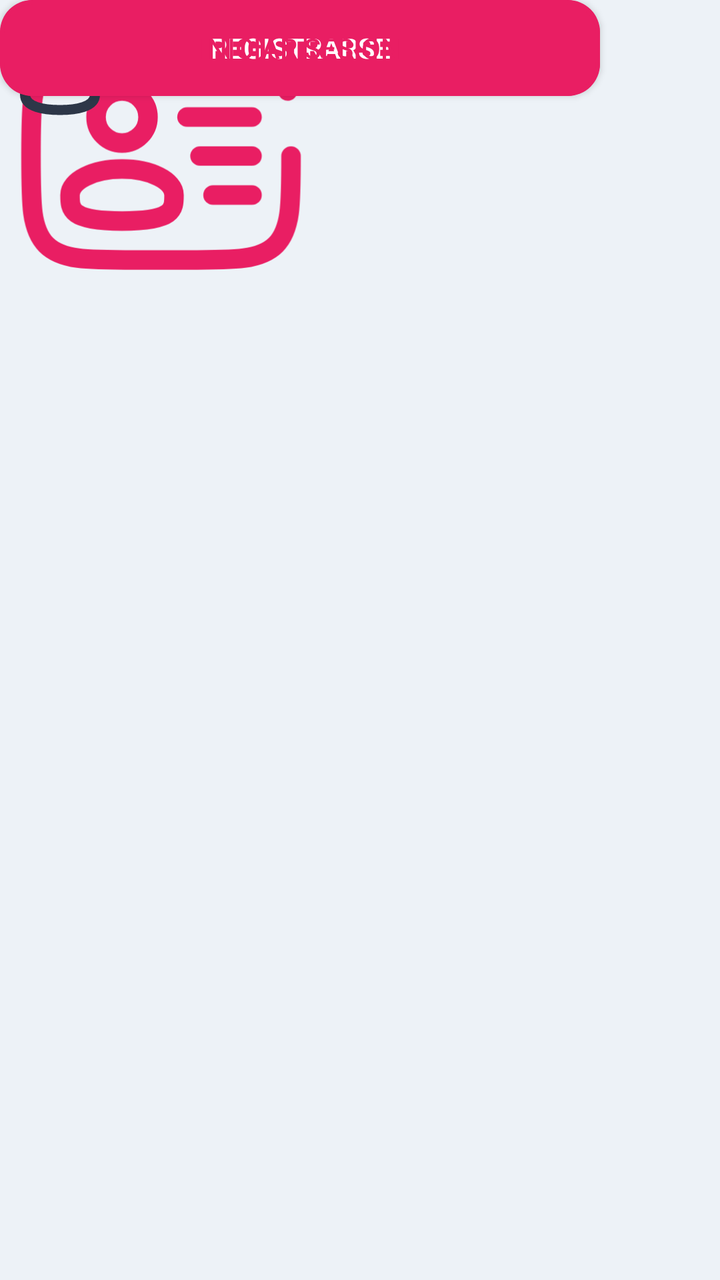
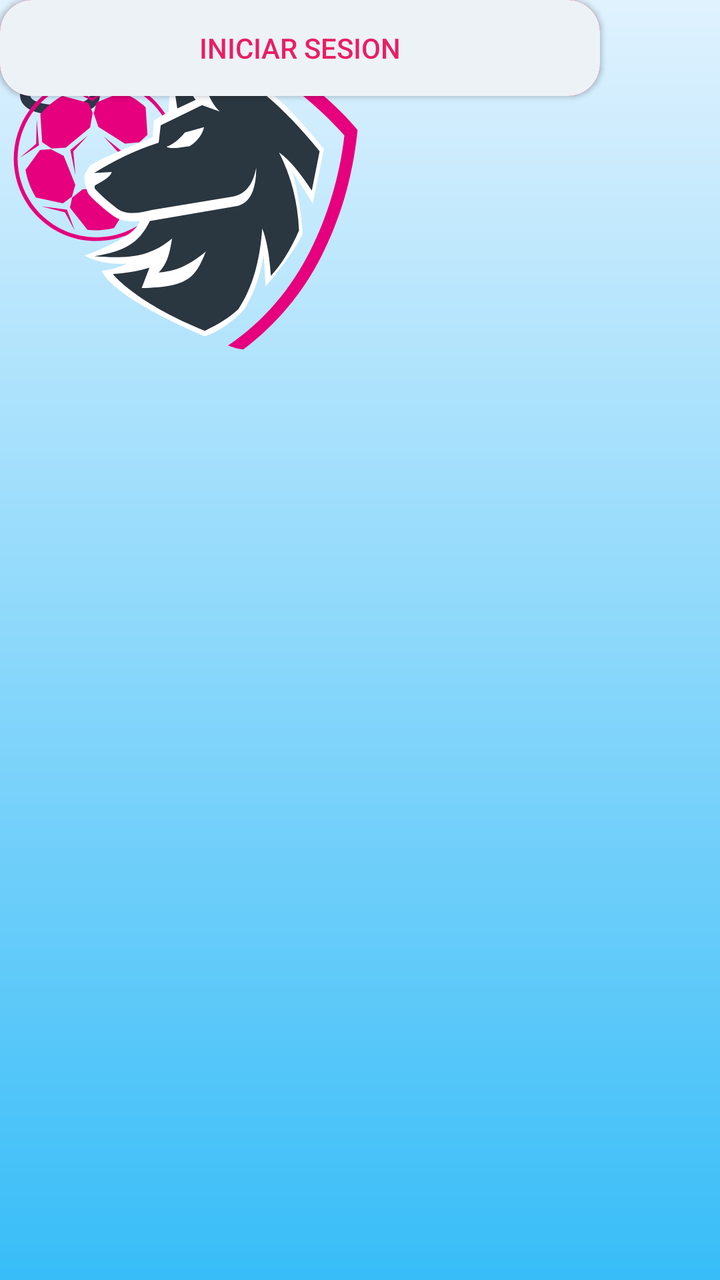

The first picture is an Android layout as it rendered before a commit; the second is the same layout after the commit. The layout source and the unified diff follow.
<!-- AndroidManifest.xml: application theme Theme.AppCompat.NoActionBar -->
<!-- res/layout/activity_main.xml -->
<?xml version="1.0" encoding="utf-8"?>
<androidx.constraintlayout.widget.ConstraintLayout xmlns:android="http://schemas.android.com/apk/res/android"
    xmlns:app="http://schemas.android.com/apk/res-auto"
    xmlns:tools="http://schemas.android.com/tools"
    android:id="@+id/main"
    android:layout_width="match_parent"
    android:layout_height="match_parent"
    tools:context=".MainActivity"
    android:background="#EDF2F7">

    <EditText
        android:id="@+id/editTextTextEmailAddress"
        android:layout_width="wrap_content"
        android:layout_height="wrap_content"
        android:ems="10"
        android:hint="Email"
        android:inputType="textEmailAddress"
        android:textColorHint="#2D3748"
        tools:layout_editor_absoluteX="133dp"
        tools:layout_editor_absoluteY="251dp" />

    <ImageView
        android:id="@+id/imageView2"
        android:layout_width="161dp"
        android:layout_height="156dp"
        app:srcCompat="@drawable/usuario"
        tools:layout_editor_absoluteX="125dp"
        tools:layout_editor_absoluteY="60dp" />

    <ImageView
        android:id="@+id/imageView3"
        android:layout_width="60dp"
        android:layout_height="60dp"
        app:srcCompat="@drawable/correo_inactivo"
        tools:layout_editor_absoluteX="63dp"
        tools:layout_editor_absoluteY="243dp" />

    <ImageView
        android:id="@+id/imageView4"
        android:layout_width="60dp"
        android:layout_height="60dp"
        app:srcCompat="@drawable/contrasena_inactiva"
        tools:layout_editor_absoluteX="63dp"
        tools:layout_editor_absoluteY="339dp" />

    <Button
        android:id="@+id/button"
        android:layout_width="300dp"
        android:layout_height="wrap_content"
        android:background="@drawable/boton_registro"
        android:text="Registrarse"
        tools:layout_editor_absoluteX="55dp"
        tools:layout_editor_absoluteY="424dp" />

    <Button
        android:id="@+id/button2"
        android:layout_width="300dp"
        android:layout_height="wrap_content"
        android:background="@drawable/boton_inicio_sesion"
        android:text="Iniciar Sesion"
        android:textColor="#E91E63"
        tools:layout_editor_absoluteX="55dp"
        tools:layout_editor_absoluteY="484dp" />

    <EditText
        android:id="@+id/editTextTextPassword"
        android:layout_width="wrap_content"
        android:layout_height="wrap_content"
        android:ems="10"
        android:hint="Password"
        android:inputType="textPassword"
        android:textColorHint="#2D3748"
        tools:layout_editor_absoluteX="133dp"
        tools:layout_editor_absoluteY="354dp" />

</androidx.constraintlayout.widget.ConstraintLayout>
<!-- resources referenced by this layout -->
<resources>
  <!-- drawable boton_inicio_sesion (drawable) -->
  <?xml version="1.0" encoding="utf-8"?>
  <shape xmlns:android="http://schemas.android.com/apk/res/android">
      <corners android:radius="16dp"></corners>
      <stroke
          android:width="2dp"
          android:color="#E91E63"/>
  </shape>
  <!-- drawable boton_registro (drawable) -->
  <?xml version="1.0" encoding="utf-8"?>
  <shape xmlns:android="http://schemas.android.com/apk/res/android">
      <corners android:radius="16dp"></corners>
      <solid android:color="#E91E63"></solid>
  
  </shape>
  <!-- drawable contrasena_inactiva (drawable) -->
  <vector xmlns:android="http://schemas.android.com/apk/res/android"
      android:width="800dp"
      android:height="800dp"
      android:viewportWidth="24"
      android:viewportHeight="24">
    <path
        android:pathData="M8.182,10.703H6C5.448,10.703 5,11.149 5,11.701C5,13.348 5,16.677 5,18.919C5,21.432 8.886,22 12,22C15.114,22 19,21.432 19,18.919C19,16.677 19,13.348 19,11.701C19,11.149 18.552,10.703 18,10.703H15.818H8.182ZM8.182,10.703C8.182,10.703 8.182,8.135 8.182,6.595C8.182,4.746 9.709,3 12,3C14.291,3 15.818,4.746 15.818,6.595"
        android:strokeLineJoin="round"
        android:strokeWidth="2"
        android:fillColor="#00000000"
        android:strokeColor="#2D3748"
        android:strokeLineCap="round"/>
    <path
        android:pathData="M13,16.618V18C13,18.552 12.552,19 12,19C11.448,19 11,18.552 11,18V16.618C10.693,16.343 10.5,15.944 10.5,15.5C10.5,14.672 11.172,14 12,14C12.828,14 13.5,14.672 13.5,15.5C13.5,15.944 13.307,16.343 13,16.618Z"
        android:fillColor="#2D3748"
        android:fillType="evenOdd"/>
  </vector>
  <!-- drawable correo_inactivo (drawable) -->
  <vector xmlns:android="http://schemas.android.com/apk/res/android"
      android:width="800dp"
      android:height="800dp"
      android:viewportWidth="28.8"
      android:viewportHeight="28.8">
    <path
        android:pathData="M22.105,8.695C20.662,7.39 18.23,6.9 14.4,6.9C10.57,6.9 8.138,7.39 6.695,8.695M22.105,8.695C23.4,9.864 23.9,11.688 23.9,14.4C23.9,20.135 21.665,21.9 14.4,21.9C7.135,21.9 4.9,20.135 4.9,14.4C4.9,11.688 5.4,9.864 6.695,8.695M22.105,8.695L15.814,14.986C15.033,15.767 13.767,15.767 12.986,14.986L6.695,8.695"
        android:strokeLineJoin="round"
        android:strokeWidth="1.5"
        android:fillColor="#00000000"
        android:strokeColor="#2D3748"
        android:strokeLineCap="round"/>
  </vector>
  <!-- drawable usuario (drawable) -->
  <vector xmlns:android="http://schemas.android.com/apk/res/android"
      android:width="800dp"
      android:height="800dp"
      android:viewportWidth="24"
      android:viewportHeight="24">
    <path
        android:pathData="M9,9m-2,0a2,2 0,1 1,4 0a2,2 0,1 1,-4 0"
        android:strokeWidth="1.5"
        android:fillColor="#00000000"
        android:strokeColor="#E91E63"/>
    <path
        android:pathData="M13,15C13,16.105 13,17 9,17C5,17 5,16.105 5,15C5,13.895 6.791,13 9,13C11.209,13 13,13.895 13,15Z"
        android:strokeWidth="1.5"
        android:fillColor="#00000000"
        android:strokeColor="#E91E63"/>
    <path
        android:pathData="M22,12C22,15.771 22,17.657 20.828,18.828C19.657,20 17.771,20 14,20H10C6.229,20 4.343,20 3.172,18.828C2,17.657 2,15.771 2,12C2,8.229 2,6.343 3.172,5.172C4.343,4 6.229,4 10,4H14C17.771,4 19.657,4 20.828,5.172C21.298,5.641 21.579,6.226 21.748,7"
        android:strokeWidth="1.5"
        android:fillColor="#00000000"
        android:strokeColor="#E91E63"
        android:strokeLineCap="round"/>
    <path
        android:pathData="M19,12H15"
        android:strokeWidth="1.5"
        android:fillColor="#00000000"
        android:strokeColor="#E91E63"
        android:strokeLineCap="round"/>
    <path
        android:pathData="M19,9H14"
        android:strokeWidth="1.5"
        android:fillColor="#00000000"
        android:strokeColor="#E91E63"
        android:strokeLineCap="round"/>
    <path
        android:pathData="M19,15H16"
        android:strokeWidth="1.5"
        android:fillColor="#00000000"
        android:strokeColor="#E91E63"
        android:strokeLineCap="round"/>
  </vector>
</resources>

<!-- the commit's change to res/layout/activity_main.xml (unified diff, before → after) -->
@@ -6,7 +6,34 @@
     android:layout_width="match_parent"
     android:layout_height="match_parent"
     tools:context=".MainActivity"
-    android:background="#EDF2F7">
+    android:background="@drawable/degradado_inicio_sesion">
+
+    <EditText
+        android:id="@+id/editTextTextPassword"
+        android:layout_width="wrap_content"
+        android:layout_height="wrap_content"
+        android:ems="10"
+        android:hint="Contraseña"
+        android:inputType="textPassword"
+        android:textColorHint="#2D3748"
+        tools:layout_editor_absoluteX="133dp"
+        tools:layout_editor_absoluteY="389dp" />
+
+    <ImageView
+        android:id="@+id/imageView3"
+        android:layout_width="60dp"
+        android:layout_height="60dp"
+        app:srcCompat="@drawable/correo_inactivo"
+        tools:layout_editor_absoluteX="63dp"
+        tools:layout_editor_absoluteY="278dp" />
+
+    <ImageView
+        android:id="@+id/imageView4"
+        android:layout_width="60dp"
+        android:layout_height="60dp"
+        app:srcCompat="@drawable/contrasena_inactiva"
+        tools:layout_editor_absoluteX="63dp"
+        tools:layout_editor_absoluteY="374dp" />
 
     <EditText
         android:id="@+id/editTextTextEmailAddress"
@@ -17,60 +44,33 @@
         android:inputType="textEmailAddress"
         android:textColorHint="#2D3748"
         tools:layout_editor_absoluteX="133dp"
-        tools:layout_editor_absoluteY="251dp" />
-
-    <ImageView
-        android:id="@+id/imageView2"
-        android:layout_width="161dp"
-        android:layout_height="156dp"
-        app:srcCompat="@drawable/usuario"
-        tools:layout_editor_absoluteX="125dp"
-        tools:layout_editor_absoluteY="60dp" />
-
-    <ImageView
-        android:id="@+id/imageView3"
-        android:layout_width="60dp"
-        android:layout_height="60dp"
-        app:srcCompat="@drawable/correo_inactivo"
-        tools:layout_editor_absoluteX="63dp"
-        tools:layout_editor_absoluteY="243dp" />
-
-    <ImageView
-        android:id="@+id/imageView4"
-        android:layout_width="60dp"
-        android:layout_height="60dp"
-        app:srcCompat="@drawable/contrasena_inactiva"
-        tools:layout_editor_absoluteX="63dp"
-        tools:layout_editor_absoluteY="339dp" />
+        tools:layout_editor_absoluteY="286dp" />
 
     <Button
-        android:id="@+id/button"
+        android:id="@+id/boton_registro"
         android:layout_width="300dp"
         android:layout_height="wrap_content"
         android:background="@drawable/boton_registro"
         android:text="Registrarse"
         tools:layout_editor_absoluteX="55dp"
-        tools:layout_editor_absoluteY="424dp" />
+        tools:layout_editor_absoluteY="575dp" />
 
     <Button
-        android:id="@+id/button2"
+        android:id="@+id/boton_inicio_sesion"
         android:layout_width="300dp"
         android:layout_height="wrap_content"
         android:background="@drawable/boton_inicio_sesion"
         android:text="Iniciar Sesion"
         android:textColor="#E91E63"
         tools:layout_editor_absoluteX="55dp"
-        tools:layout_editor_absoluteY="484dp" />
+        tools:layout_editor_absoluteY="497dp" />
 
-    <EditText
-        android:id="@+id/editTextTextPassword"
+    <ImageView
+        android:id="@+id/imageView2"
         android:layout_width="wrap_content"
         android:layout_height="wrap_content"
-        android:ems="10"
-        android:hint="Password"
-        android:inputType="textPassword"
-        android:textColorHint="#2D3748"
-        tools:layout_editor_absoluteX="133dp"
-        tools:layout_editor_absoluteY="354dp" />
+        app:srcCompat="@drawable/logo_lobo"
+        tools:layout_editor_absoluteX="112dp"
+        tools:layout_editor_absoluteY="52dp" />
 
 </androidx.constraintlayout.widget.ConstraintLayout>
<!-- resource entries referenced after the edit -->
@@ -4,9 +4,7 @@
   <?xml version="1.0" encoding="utf-8"?>
   <shape xmlns:android="http://schemas.android.com/apk/res/android">
       <corners android:radius="16dp"></corners>
-      <stroke
-          android:width="2dp"
-          android:color="#E91E63"/>
+      <solid android:color="#EDF2F7"/>
   </shape>
   <!-- drawable boton_registro (drawable) -->
   <?xml version="1.0" encoding="utf-8"?>
@@ -47,46 +45,16 @@
         android:strokeColor="#2D3748"
         android:strokeLineCap="round"/>
   </vector>
-  <!-- drawable usuario (drawable) -->
-  <vector xmlns:android="http://schemas.android.com/apk/res/android"
-      android:width="800dp"
-      android:height="800dp"
-      android:viewportWidth="24"
-      android:viewportHeight="24">
-    <path
-        android:pathData="M9,9m-2,0a2,2 0,1 1,4 0a2,2 0,1 1,-4 0"
-        android:strokeWidth="1.5"
-        android:fillColor="#00000000"
-        android:strokeColor="#E91E63"/>
-    <path
-        android:pathData="M13,15C13,16.105 13,17 9,17C5,17 5,16.105 5,15C5,13.895 6.791,13 9,13C11.209,13 13,13.895 13,15Z"
-        android:strokeWidth="1.5"
-        android:fillColor="#00000000"
-        android:strokeColor="#E91E63"/>
-    <path
-        android:pathData="M22,12C22,15.771 22,17.657 20.828,18.828C19.657,20 17.771,20 14,20H10C6.229,20 4.343,20 3.172,18.828C2,17.657 2,15.771 2,12C2,8.229 2,6.343 3.172,5.172C4.343,4 6.229,4 10,4H14C17.771,4 19.657,4 20.828,5.172C21.298,5.641 21.579,6.226 21.748,7"
-        android:strokeWidth="1.5"
-        android:fillColor="#00000000"
-        android:strokeColor="#E91E63"
-        android:strokeLineCap="round"/>
-    <path
-        android:pathData="M19,12H15"
-        android:strokeWidth="1.5"
-        android:fillColor="#00000000"
-        android:strokeColor="#E91E63"
-        android:strokeLineCap="round"/>
-    <path
-        android:pathData="M19,9H14"
-        android:strokeWidth="1.5"
-        android:fillColor="#00000000"
-        android:strokeColor="#E91E63"
-        android:strokeLineCap="round"/>
-    <path
-        android:pathData="M19,15H16"
-        android:strokeWidth="1.5"
-        android:fillColor="#00000000"
-        android:strokeColor="#E91E63"
-        android:strokeLineCap="round"/>
-  </vector>
+  <!-- drawable degradado_inicio_sesion (drawable) -->
+  <?xml version="1.0" encoding="utf-8"?>
+  <shape xmlns:android="http://schemas.android.com/apk/res/android">
+  
+      <gradient
+          android:startColor="#E0F2FE"
+          android:centerColor="#8CD8FB"
+          android:endColor="#38BDF8"
+          android:angle="270"/>
+  </shape>
+  <!-- drawable logo_lobo: vector/xml drawable (drawable, 4272 chars, omitted) -->
 </resources>
 
